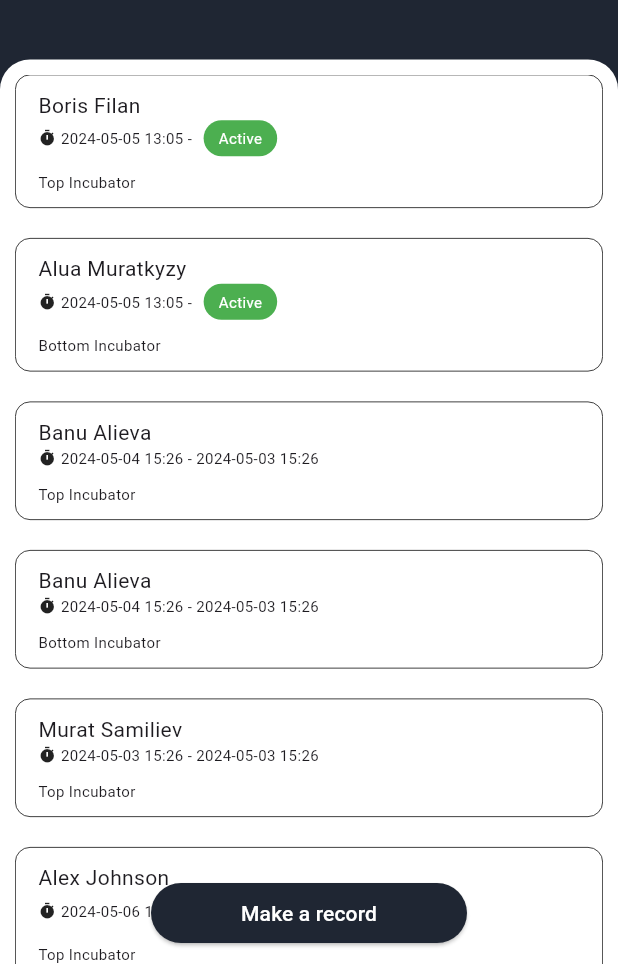
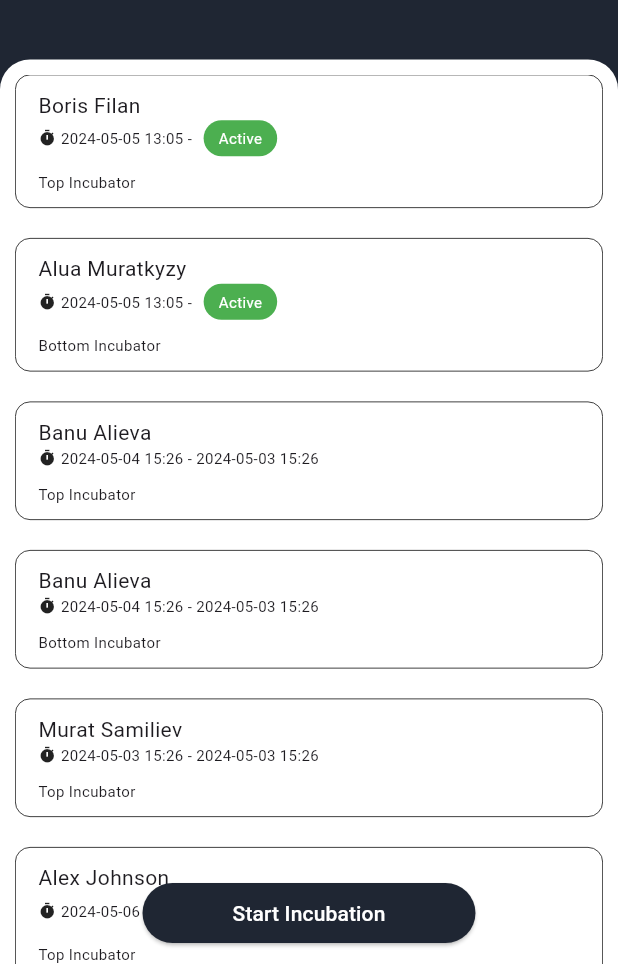
Before and after one commit to vildande/logbook, a Flutter app: the screen it shows after launch, on a phone screen of 412 x 824 dp, the part 257-1236 px from its top. Run offline on Flutter 3.47's test engine with Material 3 defaults, Android fonts, the phone set to English and light mode, and no system bars.

Commit message:
changed on home page: Make record to Start Incubation

```diff
--- a/lib/pages/home_page.dart
+++ b/lib/pages/home_page.dart
@@ -146,7 +146,7 @@ class _HomePageState extends State<HomePage> {
                           builder: (context) => const AddIncubPage()));
                 },
                 child: const Text(
-                  'Make a record',
+                  'Start Incubation',
                   style: TextStyle(color: Colors.white),
                 ),
               ),
```
